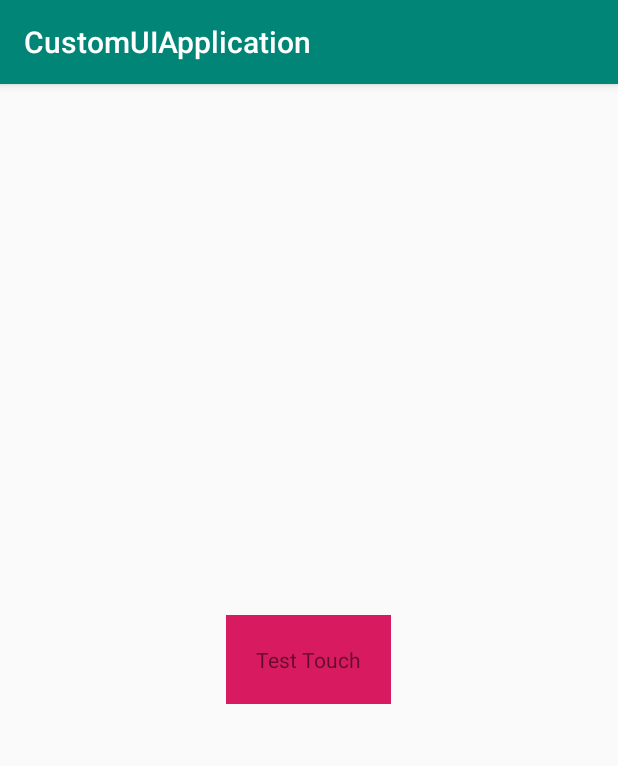
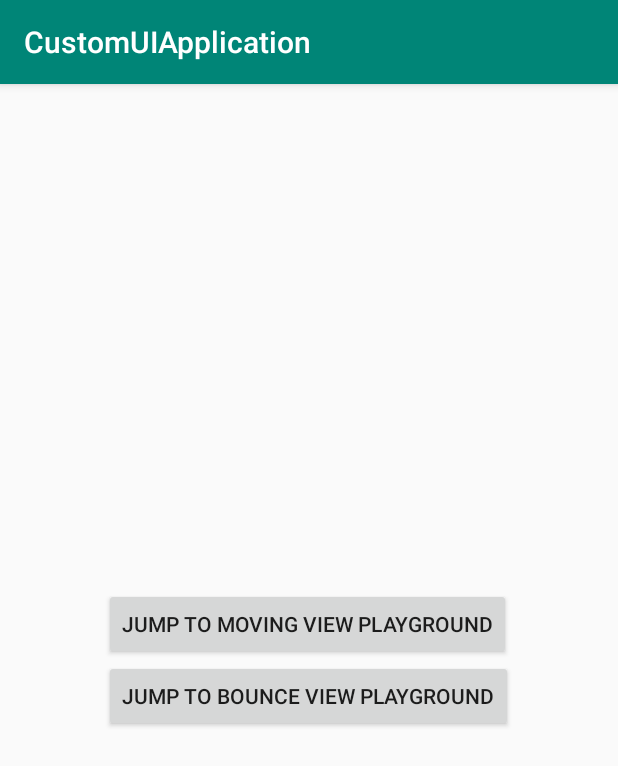
Before and after one commit to whmsysu/CustomUIApplication, an Android app: the screen it shows after launch (MainActivity), on a phone screen of 412 x 824 dp. Shown: the top 766 px of the screen. Run offline under Robolectric (Android 15) with nearby library versions, the phone set to English and light mode, and no system bars; our stand-ins replace ButterKnife; libraries missing offline, so code that uses them is left out: com.orhanobut.logger; 2 statements that could not run were skipped.

```diff
--- a/app/src/main/java/com/application/haominwu/customuiapplication/CustomUIApplication.java
+++ b/app/src/main/java/com/application/haominwu/customuiapplication/application/CustomUIApplication.java
@@ -1,4 +1,4 @@
-package com.application.haominwu.customuiapplication;
+package com.application.haominwu.customuiapplication.application;
 
 import android.app.Application;
 
--- a/app/src/main/java/com/application/haominwu/customuiapplication/MoveView.java
+++ b/app/src/main/java/com/application/haominwu/customuiapplication/view/MoveView.java
@@ -1,4 +1,4 @@
-package com.application.haominwu.customuiapplication;
+package com.application.haominwu.customuiapplication.view;
 
 import android.content.Context;
 import android.support.annotation.Nullable;
--- a/app/src/main/res/layout/activity_main.xml
+++ b/app/src/main/res/layout/activity_main.xml
@@ -1,18 +1,31 @@
 <?xml version="1.0" encoding="utf-8"?>
-<RelativeLayout xmlns:android="http://schemas.android.com/apk/res/android"
-    xmlns:app="http://schemas.android.com/apk/res-auto"
+<FrameLayout xmlns:android="http://schemas.android.com/apk/res/android"
     xmlns:tools="http://schemas.android.com/tools"
     android:layout_width="match_parent"
     android:layout_height="match_parent"
-    tools:context=".MainActivity">
+    tools:context=".activity.MainActivity">
 
-    <com.application.haominwu.customuiapplication.MoveView
+    <LinearLayout
         android:layout_width="wrap_content"
         android:layout_height="wrap_content"
-        android:text="Test Touch"
-        android:layout_centerInParent="true"
-        android:background="@color/colorAccent"
-        android:padding="20dp"
-        />
+        android:orientation="vertical"
+        android:layout_gravity="center"
+        >
+        <Button
+            android:layout_width="wrap_content"
+            android:layout_height="wrap_content"
+            android:text="Jump to Moving View Playground"
+            android:id="@+id/btn_move_view"
+            />
 
-</RelativeLayout>
+        <Button
+            android:layout_width="wrap_content"
+            android:layout_height="wrap_content"
+            android:text="Jump to Bounce View Playground"
+            android:id="@+id/btn_bounce_view"
+            />
+
+    </LinearLayout>
+
+
+</FrameLayout>
--- a/build.gradle
+++ b/build.gradle
@@ -12,6 +12,7 @@ buildscript {
 
         // NOTE: Do not place your application dependencies here; they belong
         // in the individual module build.gradle files
+        classpath 'com.jakewharton:butterknife-gradle-plugin:9.0.0-rc1'
     }
 }
 
```
Also changed, not shown: app/build.gradle (+7 -0 lines), app/src/main/AndroidManifest.xml (+5 -4 lines), app/src/main/java/com/application/haominwu/customuiapplication/activity/BounceViewActivity.java (added, +15 -0 lines), app/src/main/java/com/application/haominwu/customuiapplication/activity/MainActivity.java (renamed from app/src/main/java/com/application/haominwu/customuiapplication/MainActivity.java, +22 -2 lines), app/src/main/java/com/application/haominwu/customuiapplication/activity/TouchMovingActivity.java (added, +15 -0 lines), app/src/main/java/com/application/haominwu/customuiapplication/view/BounceView.java (added, +73 -0 lines), app/src/main/res/layout/activity_bounce_view.xml (added, +18 -0 lines), app/src/main/res/layout/activity_touch_moving.xml (added, +17 -0 lines).
